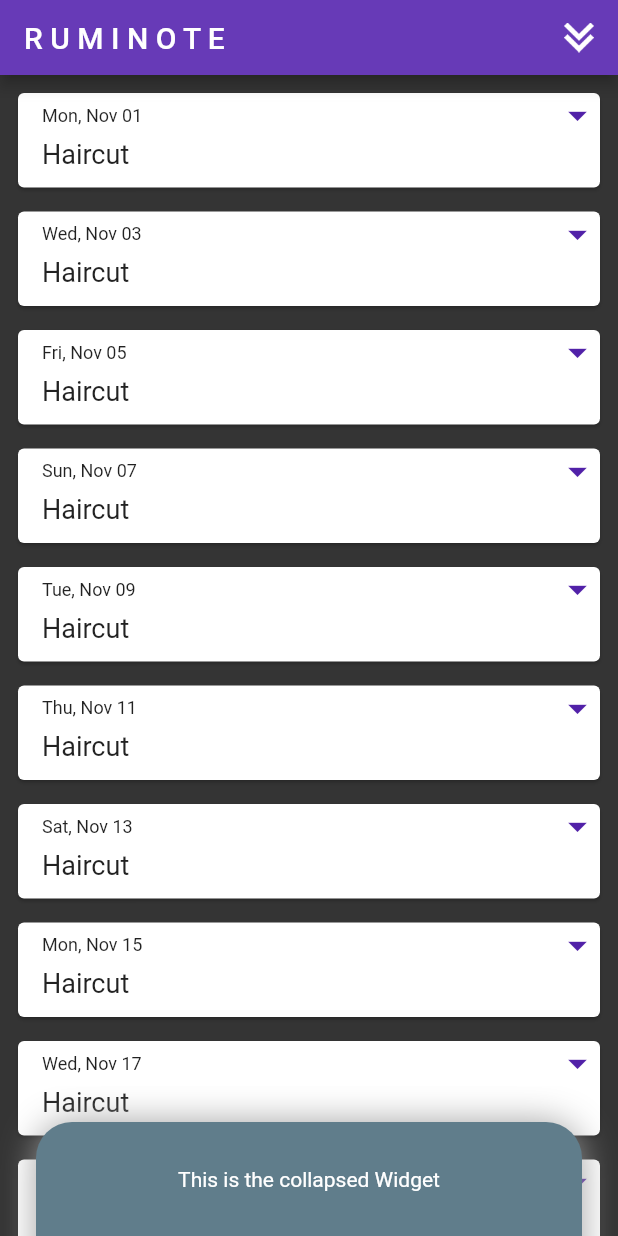
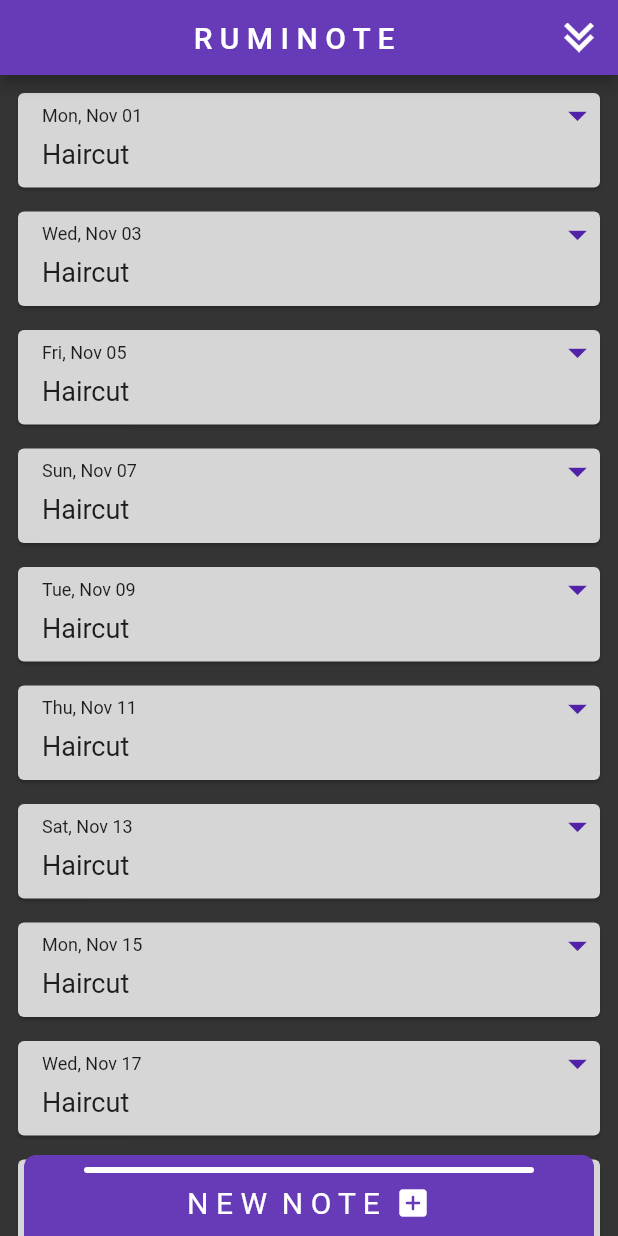
Before and after one commit to asyncaneek/ruminotes, a Flutter app: the screen it shows after launch, on a phone screen of 412 x 824 dp. Run offline on Flutter 3.47's test engine with Material 2 defaults, Android fonts, the phone set to English and light mode, and no system bars; drawn by our look-alikes of flutter_slidable, sliding_up_panel.

Commit message:
added card create new

```diff
--- a/lib/data_source/local_strorage.dart
+++ b/lib/data_source/local_strorage.dart
@@ -19,15 +19,14 @@
   }
 
   @override
-  int getNotesCount() {
-    return notes.length;
-  }
-
-  @override
   Future<Note?> getNoteAtIndex(int index) async {
     await Future.delayed(const Duration(milliseconds: 500));
     if (index < notes.length && index >= 0) {
       return notes.elementAt(index);
     }
+    return null;
   }
+
+  @override
+  int get count => notes.length;
 }
--- a/lib/main.dart
+++ b/lib/main.dart
@@ -1,4 +1,5 @@
 import 'package:flutter/material.dart';
+import 'package:rumi_notes/view/components/colors.dart';
 import 'view/homepage.dart';
 
 void main() {
@@ -13,7 +14,13 @@ class MyApp extends StatelessWidget {
     return MaterialApp(
       debugShowCheckedModeBanner: false,
       home: HomePage(),
-      theme: ThemeData(primarySwatch: Colors.deepPurple),
+      theme: ThemeData(
+          iconTheme: const IconThemeData(
+            color: backgroundColorApp,
+          ),
+          backgroundColor: backgroundColorApp,
+          cardColor: backgroundColorCard,
+          primarySwatch: Colors.deepPurple),
     );
   }
 }
--- a/lib/model/data_store_interface.dart
+++ b/lib/model/data_store_interface.dart
@@ -1,6 +1,6 @@
 import 'package:rumi_notes/model/note.dart';
 
 abstract class IDataStore {
-  int getNotesCount();
+  int get count;
   Future<Note?> getNoteAtIndex(int index);
 }
--- a/lib/view/components/appbar.dart
+++ b/lib/view/components/appbar.dart
@@ -17,7 +17,9 @@ class RuminoteAppBar extends StatelessWidget with PreferredSizeWidget {
         title: Row(
       mainAxisAlignment: MainAxisAlignment.spaceBetween,
       children: [
+        const Spacer(),
         Text(title),
+        const Spacer(),
         _resolveIcon(),
       ],
     ));
--- /dev/null
+++ b/lib/view/components/card/card_create_new.dart
@@ -0,0 +1,67 @@
+import 'package:flutter/material.dart';
+import 'package:rumi_notes/view/components/defines.dart';
+import 'package:rumi_notes/view/components/skeleton.dart';
+
+class CardCreateNew extends StatefulWidget {
+  const CardCreateNew({
+    Key? key,
+  }) : super(key: key);
+
+  @override
+  State<CardCreateNew> createState() => _CardCreateNewState();
+}
+
+class _CardCreateNewState extends State<CardCreateNew> {
+  @override
+  Widget build(BuildContext context) {
+    return Container(
+      decoration: BoxDecoration(
+          borderRadius: const BorderRadius.all(
+            Radius.circular(defaultCornerRadius),
+          ),
+          color: Theme.of(context).primaryColor),
+      margin: const EdgeInsets.all(defaultPadding),
+      child: Column(
+        children: [
+          const Skeleton(
+            height: 8,
+            opacity: 0,
+          ),
+          Container(
+            width: 300,
+            height: 4,
+            decoration: const BoxDecoration(
+              color: Colors.white,
+              borderRadius: BorderRadius.all(
+                Radius.circular(defaultCornerRadius),
+              ),
+            ),
+          ),
+          const Skeleton(
+            height: 8,
+            opacity: 0,
+          ),
+          Row(
+            children: const [
+              Spacer(),
+              Text(
+                "N E W  N O T E",
+                style: TextStyle(
+                  color: Colors.white,
+                  fontSize: 20,
+                ),
+              ),
+              SizedBox(width: 10),
+              Icon(
+                Icons.add_box_rounded,
+                color: Colors.white,
+              ),
+              Spacer(),
+            ],
+          ),
+          const Spacer(),
+        ],
+      ),
+    );
+  }
+}
--- a/lib/view/components/colors.dart
+++ b/lib/view/components/colors.dart
@@ -3,7 +3,7 @@
 import 'package:flutter/material.dart';
 
 const Color backgroundColorApp = Color(0xFF343434);
-const Color backgroundColorCard = Color(0xFF757575);
+const Color backgroundColorCard = Color.fromARGB(255, 214, 214, 214);
 const Color accentColor = Color(0xFF5121A8);
 
 const BoxDecoration cardDecoration = BoxDecoration(
--- a/lib/view/components/defines.dart
+++ b/lib/view/components/defines.dart
@@ -3,4 +3,5 @@
 const String appName = "R U M I N O T E";
 
 const double defaultPadding = 16.0;
+const double defaultCornerRadius = 8.0;
 const double appBarPrefferedSize = 50.0;
--- a/lib/view/components/note_list.dart
+++ b/lib/view/components/note_list.dart
@@ -18,6 +18,6 @@ class CardList extends StatelessWidget {
         },
         separatorBuilder: (BuildContext context, i) =>
             const Skeleton(height: defaultPadding / 2),
-        itemCount: storage.getNotesCount());
+        itemCount: storage.count);
   }
 }
--- a/lib/view/responsive/mobile_body.dart
+++ b/lib/view/responsive/mobile_body.dart
@@ -1,5 +1,6 @@
 import 'package:flutter/material.dart';
 import 'package:rumi_notes/model/data_store_interface.dart';
+import 'package:rumi_notes/view/components/card/card_create_new.dart';
 import 'package:rumi_notes/view/components/colors.dart';
 import 'package:rumi_notes/view/components/defines.dart';
 import 'package:rumi_notes/view/components/appbar.dart';
@@ -14,52 +15,18 @@ class MobileBody extends StatelessWidget {
 
   final IDataStore storage;
 
-  Widget _floatingCollapsed() {
-    return Container(
-      decoration: const BoxDecoration(
-        color: Colors.blueGrey,
-        borderRadius: BorderRadius.only(
-            topLeft: Radius.circular(24.0), topRight: Radius.circular(24.0)),
-      ),
-      margin: const EdgeInsets.fromLTRB(24.0, 24.0, 24.0, 0.0),
-      child: const Center(
-        child: Text(
-          "This is the collapsed Widget",
-          style: TextStyle(color: Colors.white),
-        ),
-      ),
-    );
-  }
-
-  Widget _floatingPanel() {
-    return Container(
-      decoration: const BoxDecoration(
-          color: Colors.white,
-          borderRadius: BorderRadius.all(Radius.circular(24.0)),
-          boxShadow: [
-            BoxShadow(
-              blurRadius: 20.0,
-              color: Colors.grey,
-            ),
-          ]),
-      margin: const EdgeInsets.all(24.0 + 1),
-      child: const Center(
-        child: Text("This is the SlidingUpPanel when open"),
-      ),
-    );
-  }
-
   @override
   Widget build(BuildContext context) {
     return Scaffold(
       backgroundColor: backgroundColorApp,
       appBar: RuminoteAppBar(appName, isMenuOpen),
       body: SlidingUpPanel(
-        panel: _floatingPanel(),
-        collapsed: _floatingCollapsed(),
+        panel: const CardCreateNew(),
         body: CardList(storage: storage),
         backdropEnabled: true,
         renderPanelSheet: false,
+        minHeight: 70,
+        maxHeight: 420,
       ),
     );
   }
```
